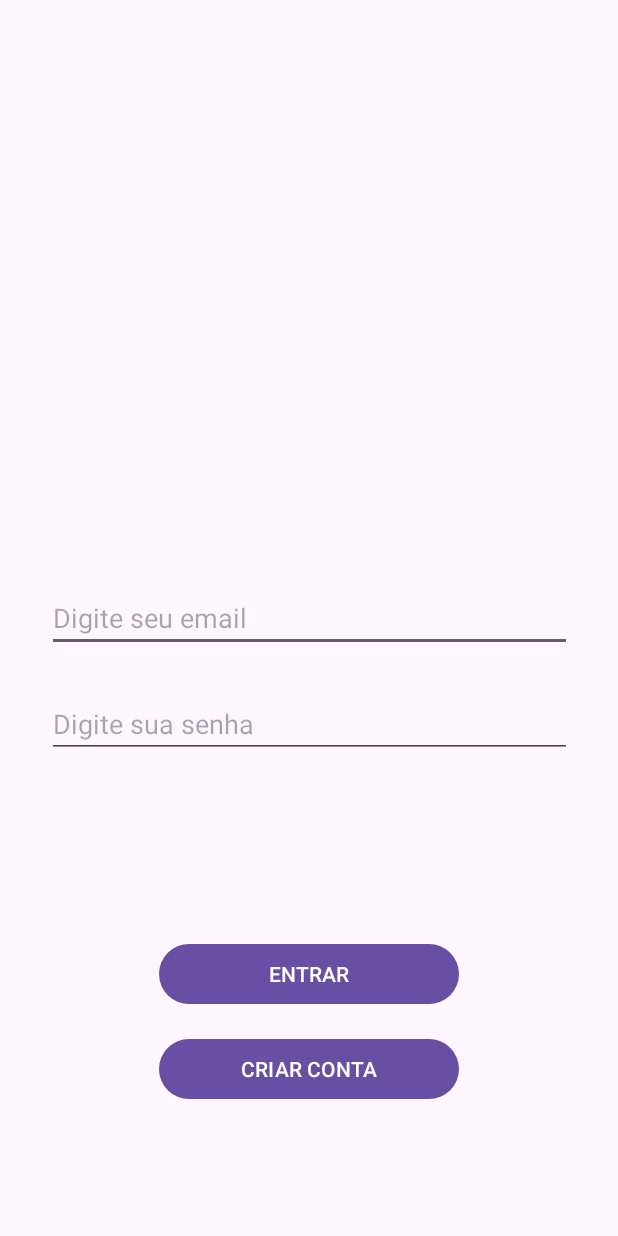
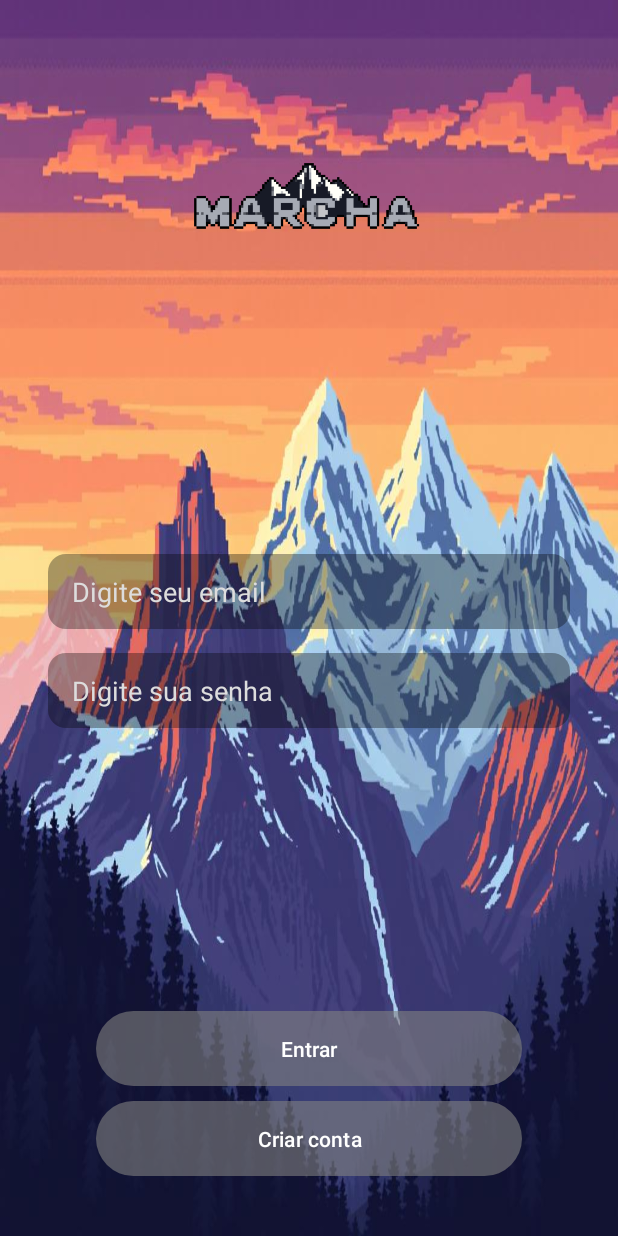
Before and after one commit to joaoVieira1/marcha-project-dmo2, an Android app: the screen it shows after launch (LoginActivity), on a phone screen of 412 x 824 dp. Run offline under Robolectric (Android 15) with nearby library versions, the phone set to English and light mode, and no system bars; our stand-ins replace Firebase (no records; nobody signed in at launch, a user with empty details on screens opened directly).

Commit message:
customizing home screen and login

```diff
--- a/app/src/main/AndroidManifest.xml
+++ b/app/src/main/AndroidManifest.xml
@@ -13,7 +13,7 @@
         android:theme="@style/Theme.MarchaProject"
         tools:targetApi="31">
         <activity
-            android:name=".LoginActivity"
+            android:name=".SplashActivity"
             android:exported="true">
             <intent-filter>
                 <action android:name="android.intent.action.MAIN" />
@@ -21,6 +21,7 @@
                 <category android:name="android.intent.category.LAUNCHER" />
             </intent-filter>
         </activity>
+        <activity android:name=".LoginActivity"/>
         <activity android:name=".HomeActivity"/>
         <activity android:name=".RegisterActivity"/>
         <activity android:name=".ProfileActivity"/>
--- a/app/src/main/java/com/project/marcha/LoginActivity.kt
+++ b/app/src/main/java/com/project/marcha/LoginActivity.kt
@@ -19,6 +19,7 @@ class LoginActivity : AppCompatActivity() {
 
         configListeners()
         keepLogin()
+        uxConfigs()
 
     }
 
@@ -30,6 +31,11 @@ class LoginActivity : AppCompatActivity() {
         binding.buttonRegister.setOnClickListener {
             getRegisterActivity()
         }
+    }
+
+    private fun uxConfigs(){
+        binding.buttonSignUp.backgroundTintList = null
+        binding.buttonRegister.backgroundTintList = null
     }
 
     private fun login(){
--- /dev/null
+++ b/app/src/main/java/com/project/marcha/SplashActivity.kt
@@ -0,0 +1,19 @@
+package com.project.marcha
+
+import android.content.Intent
+import android.os.Bundle
+import android.os.Handler
+import android.os.Looper
+import androidx.appcompat.app.AppCompatActivity
+
+class SplashActivity : AppCompatActivity() {
+    override fun onCreate(savedInstanceState: Bundle?) {
+        super.onCreate(savedInstanceState)
+        setContentView(R.layout.activity_splash)
+
+        Handler(Looper.getMainLooper()).postDelayed({
+            startActivity(Intent(this, LoginActivity::class.java))
+            finish()
+        }, 2000) // 2 segundos
+    }
+}
--- /dev/null
+++ b/app/src/main/res/drawable/button_background.xml
@@ -0,0 +1,5 @@
+<?xml version="1.0" encoding="utf-8"?>
+<shape xmlns:android="http://schemas.android.com/apk/res/android" android:shape="rectangle">
+    <solid android:color="#99808080"/>
+    <corners android:radius="25dp"/>
+</shape>
--- /dev/null
+++ b/app/src/main/res/drawable/edit_text_background.xml
@@ -0,0 +1,5 @@
+<?xml version="1.0" encoding="utf-8"?>
+<shape xmlns:android="http://schemas.android.com/apk/res/android" android:shape="rectangle">
+    <solid android:color="#55000000" /> <!-- cor escura com transparência -->
+    <corners android:radius="12dp"/>    <!-- cantos arredondados -->
+</shape>
--- /dev/null
+++ b/app/src/main/res/drawable/pixel_montain.xml
@@ -0,0 +1,6 @@
+<?xml version="1.0" encoding="utf-8"?>
+<!-- res/drawable/bg_montanha_pixelada.xml -->
+<bitmap xmlns:android="http://schemas.android.com/apk/res/android"
+    android:src="@drawable/montanha_pixel"
+    android:tileMode="disabled"
+    android:gravity="fill"/>
--- a/app/src/main/res/layout/activity_login.xml
+++ b/app/src/main/res/layout/activity_login.xml
@@ -5,49 +5,82 @@
     android:id="@+id/main"
     android:layout_width="match_parent"
     android:layout_height="match_parent"
-    tools:context=".LoginActivity">
+    tools:context=".LoginActivity"
+    android:background="@drawable/pixel_montain">
 
+    <!-- LOGO pixelada -->
+    <ImageView
+        android:id="@+id/logo_image"
+        android:layout_width="200dp"
+        android:layout_height="200dp"
+        android:layout_marginTop="40dp"
+        android:src="@drawable/logo"
+        app:layout_constraintTop_toTopOf="parent"
+        app:layout_constraintStart_toStartOf="parent"
+        app:layout_constraintEnd_toEndOf="parent" />
+
+    <!-- Campo email -->
     <EditText
         android:id="@+id/editText_email"
-        android:layout_width="350dp"
-        android:layout_height="wrap_content"
+        android:layout_width="0dp"
+        android:layout_height="50dp"
         android:hint="@string/hint_email"
+        android:background="@drawable/edit_text_background"
+        android:paddingHorizontal="16dp"
+        android:textColorHint="#DDDDDD"
+        android:textColor="#FFFFFF"
+        android:inputType="textEmailAddress"
+        app:layout_constraintTop_toTopOf="parent"
         app:layout_constraintStart_toStartOf="parent"
         app:layout_constraintEnd_toEndOf="parent"
-        app:layout_constraintTop_toTopOf="parent"
-        app:layout_constraintBottom_toBottomOf="parent"/>
+        app:layout_constraintBottom_toBottomOf="parent"
+        android:layout_marginHorizontal="32dp"
+        android:layout_marginBottom="35dp"/>
 
+    <!-- Campo senha -->
     <EditText
         android:id="@+id/editText_password"
-        android:layout_width="350dp"
-        android:layout_height="wrap_content"
+        android:layout_width="0dp"
+        android:layout_height="50dp"
         android:hint="@string/hint_senha"
+        android:background="@drawable/edit_text_background"
+        android:paddingHorizontal="16dp"
+        android:textColorHint="#DDDDDD"
+        android:textColor="#FFFFFF"
+        android:inputType="textPassword"
+        app:layout_constraintTop_toBottomOf="@id/editText_email"
         app:layout_constraintStart_toStartOf="parent"
         app:layout_constraintEnd_toEndOf="parent"
-        app:layout_constraintTop_toBottomOf="@+id/editText_email"
-        android:layout_marginTop="25dp"
-        android:inputType="textPassword"/>
+        android:layout_marginTop="16dp"
+        android:layout_marginHorizontal="32dp"/>
 
+    <!-- Botão Login -->
     <Button
         android:id="@+id/button_sign_up"
-        android:layout_width="200dp"
-        android:layout_height="wrap_content"
+        android:layout_width="0dp"
+        android:layout_height="50dp"
+        android:text="@string/button_sign_up"
+        android:textAllCaps="false"
+        android:textColor="#FFFFFF"
+        android:background="@drawable/button_background"
         app:layout_constraintStart_toStartOf="parent"
         app:layout_constraintEnd_toEndOf="parent"
-        app:layout_constraintTop_toBottomOf="@+id/editText_password"
-        android:layout_marginTop="120dp"
-        android:text="@string/button_sign_up"
-        android:textAllCaps="true" />
+        app:layout_constraintBottom_toTopOf="@id/button_register"
+        android:layout_marginHorizontal="64dp"
+        android:layout_marginBottom="10dp"/>
 
+    <!-- Botão Registrar -->
     <Button
         android:id="@+id/button_register"
-        android:layout_width="200dp"
-        android:layout_height="wrap_content"
+        android:layout_width="0dp"
+        android:layout_height="50dp"
+        android:text="@string/button_register"
+        android:textAllCaps="false"
+        android:textColor="#FFFFFF"
+        android:background="@drawable/button_background"
+        app:layout_constraintBottom_toBottomOf="parent"
         app:layout_constraintStart_toStartOf="parent"
         app:layout_constraintEnd_toEndOf="parent"
-        app:layout_constraintTop_toBottomOf="@+id/button_sign_up"
-        android:layout_marginTop="15dp"
-        android:text="@string/button_register"
-        android:textAllCaps="true" />
-
+        android:layout_marginHorizontal="64dp"
+        android:layout_marginBottom="40dp"/>
 </androidx.constraintlayout.widget.ConstraintLayout>
--- /dev/null
+++ b/app/src/main/res/layout/activity_splash.xml
@@ -0,0 +1,20 @@
+<?xml version="1.0" encoding="utf-8"?>
+<androidx.constraintlayout.widget.ConstraintLayout xmlns:android="http://schemas.android.com/apk/res/android"
+    android:layout_width="match_parent"
+    android:layout_height="match_parent"
+    xmlns:app="http://schemas.android.com/apk/res-auto"
+    android:background="@drawable/pixel_montain">
+
+    <ImageView
+        android:id="@+id/logo"
+        android:layout_width="200dp"
+        android:layout_height="200dp"
+        android:src="@drawable/logo"
+        app:layout_constraintTop_toTopOf="parent"
+        app:layout_constraintBottom_toBottomOf="parent"
+        app:layout_constraintStart_toStartOf="parent"
+        app:layout_constraintEnd_toEndOf="parent"/>
+
+
+
+</androidx.constraintlayout.widget.ConstraintLayout>
```
Also changed, not shown: app/src/main/res/drawable/logo.png (added), app/src/main/res/drawable/montanha_pixel.jpeg (added).
